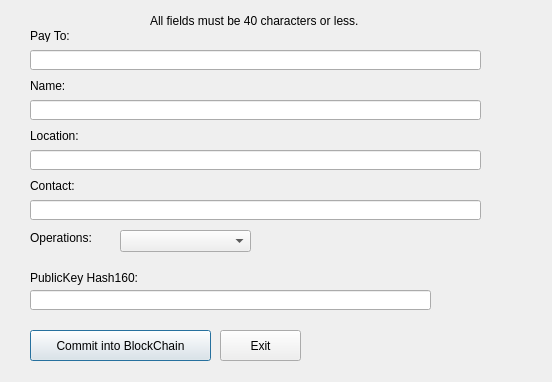
This is src/qt/forms/opennamedialog.ui in FeatherCoin/Feathercoin as Qt 5 draws it before an edit. The edited form follows.
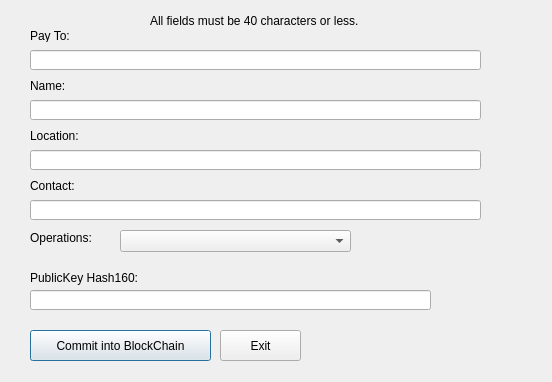
This is the edited form. Icons and pictures are not drawn.

Commit message: Expanded the operations dropdown of opennames dialog box

Diff of the .ui file:
```diff
--- a/src/qt/forms/opennamedialog.ui
+++ b/src/qt/forms/opennamedialog.ui
@@ -175,7 +175,7 @@
     <rect>
      <x>120</x>
      <y>230</y>
-     <width>131</width>
+     <width>231</width>
      <height>22</height>
     </rect>
    </property>
```
